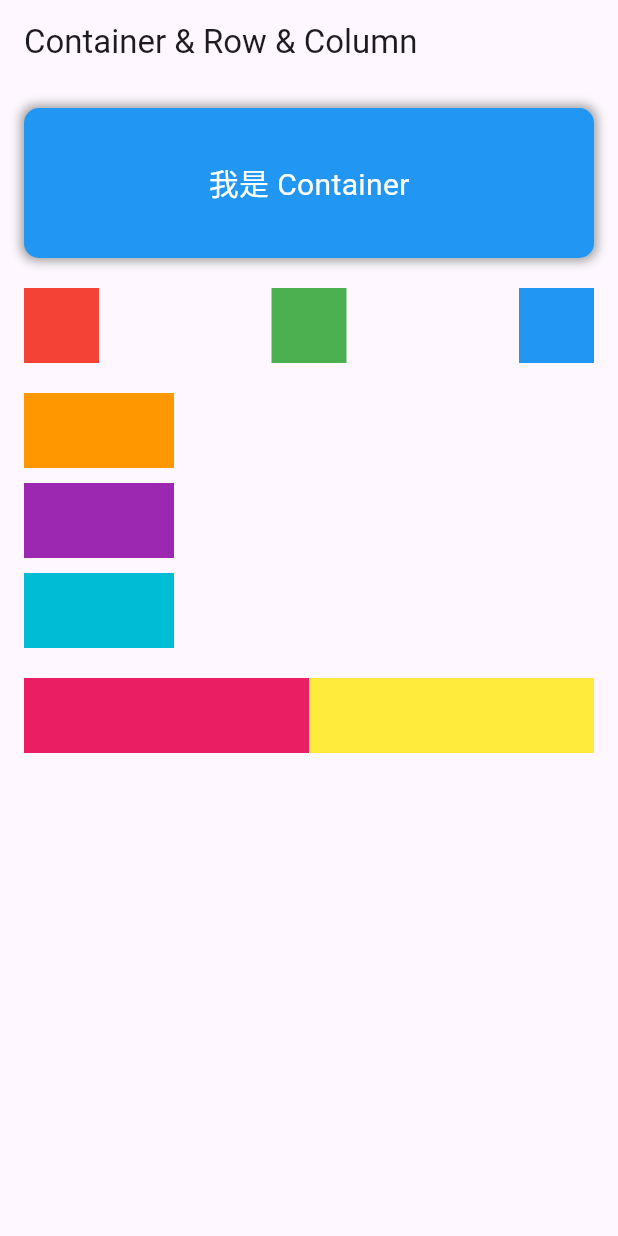
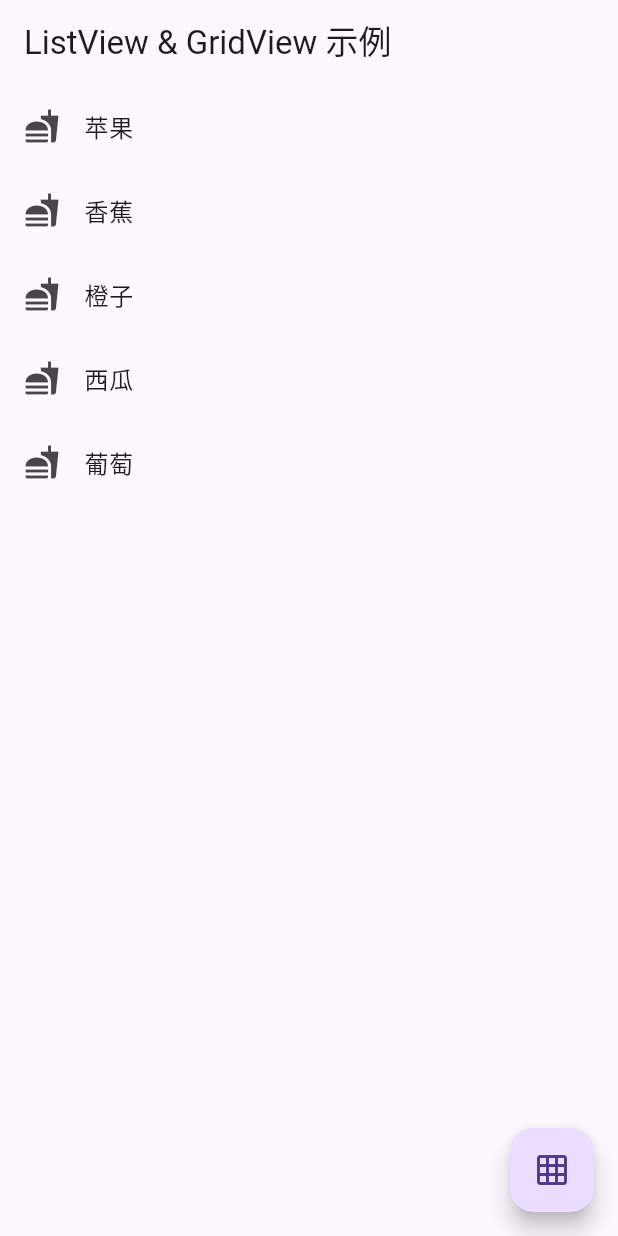
Before and after one commit to samniu/Flutter-Basic, a Flutter app: the screen it shows after launch, on a phone screen of 412 x 824 dp. Run offline on Flutter 3.47's test engine with Material 3 defaults, Android fonts, the phone set to English and light mode, and no system bars.

Commit message:
update ListView and GridView code

```diff
--- a/lib/main.dart
+++ b/lib/main.dart
@@ -1,7 +1,7 @@
 import 'package:flutter/material.dart';
-import 'package:flutter_basic/layoutdemo.dart';
+// import 'package:flutter_basic/layoutdemo.dart';
 // import 'package:flutter_basic/home.dart';
-import 'package:flutter_basic/layoutdemo.dart';
+import 'widgets/home.dart';
 
 void main() {
   runApp(const MainApp());
@@ -15,7 +15,7 @@ class MainApp extends StatelessWidget {
     return MaterialApp(
       title: 'Flutter Basic',
       theme: ThemeData(primarySwatch: Colors.green),
-      home: LayoutDemo(),
+      home: HomeScreen(),
     );
   }
 }
--- /dev/null
+++ b/lib/widgets/home.dart
@@ -0,0 +1,28 @@
+import 'package:flutter/material.dart';
+import 'my_listview.dart';
+import 'my_gridview.dart';
+
+class HomeScreen extends StatefulWidget {
+  @override
+  _HomeScreenState createState() => _HomeScreenState();
+}
+
+class _HomeScreenState extends State<HomeScreen> {
+  bool showListView = true;
+
+  @override
+  Widget build(BuildContext context) {
+    return Scaffold(
+      appBar: AppBar(title: Text("ListView & GridView 示例")),
+      body: showListView ? MyListView() : MyGridView(),
+      floatingActionButton: FloatingActionButton(
+        onPressed: () {
+          setState(() {
+            showListView = !showListView;
+          });
+        },
+        child: Icon(showListView ? Icons.grid_on : Icons.list),
+      ),
+    );
+  }
+}
--- /dev/null
+++ b/lib/widgets/my_listview.dart
@@ -0,0 +1,18 @@
+import 'package:flutter/material.dart';
+
+class MyListView extends StatelessWidget {
+  final List<String> items = ["苹果", "香蕉", "橙子", "西瓜", "葡萄"];
+
+  @override
+  Widget build(BuildContext context) {
+    return ListView.builder(
+      itemCount: items.length,
+      itemBuilder: (context, index) {
+        return ListTile(
+          leading: Icon(Icons.fastfood),
+          title: Text(items[index]),
+        );
+      },
+    );
+  }
+}
```
Also changed, not shown: lib/widgets/my_gridview.dart (added, +22 -0 lines).
